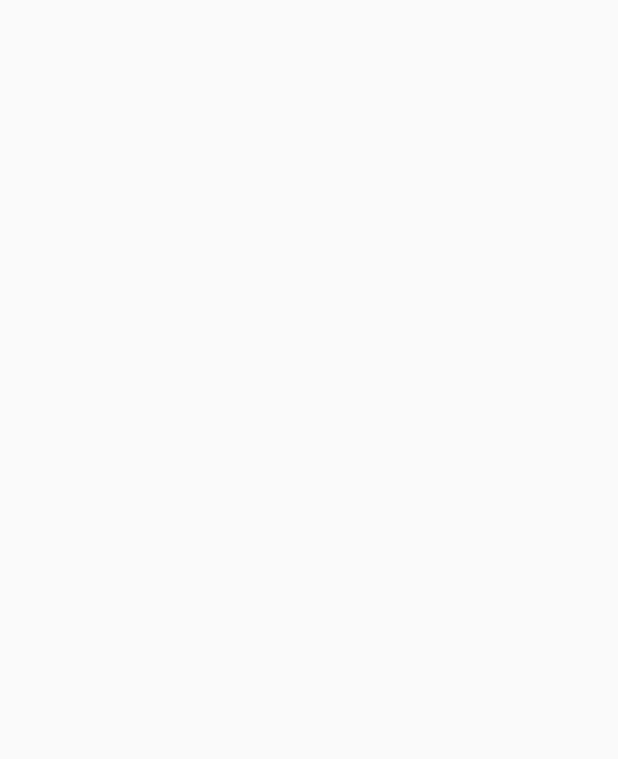
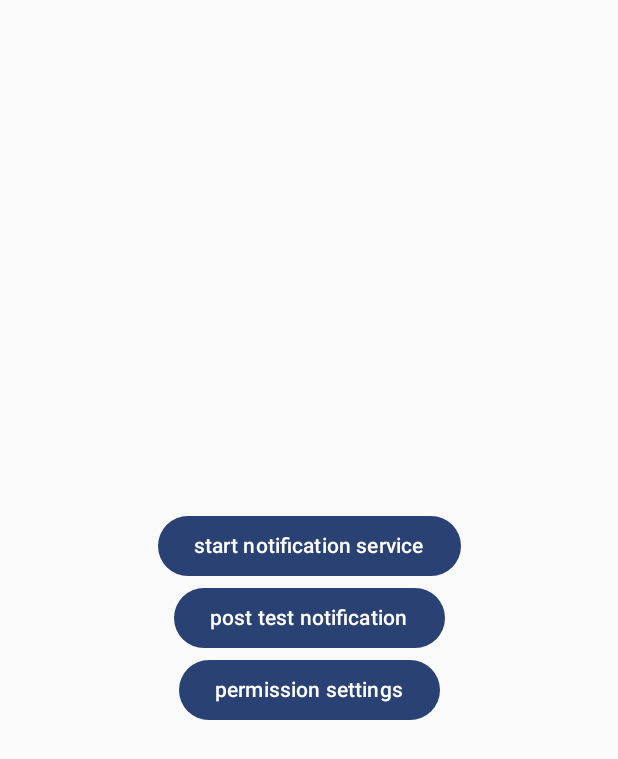
Before and after one commit to HadiAgdam/Notisave, an Android app built with Jetpack Compose: the screen it shows after launch (MainActivity), on a phone screen of 412 x 824 dp. Before the commit the part shown is empty. Shown: the top 759 px of the screen. Run offline under Robolectric (Android 15) with nearby library versions, the phone set to English and light mode, and no system bars.

Commit message:
added listener

```diff
--- a/app/build.gradle.kts
+++ b/app/build.gradle.kts
@@ -6,12 +6,12 @@ plugins {
 
 android {
     namespace = "ir.hadiagdamapps.notisave"
-    compileSdk = 34
+    compileSdk = 35
 
     defaultConfig {
         applicationId = "ir.hadiagdamapps.notisave"
         minSdk = 24
-        targetSdk = 34
+        targetSdk = 35
         versionCode = 1
         versionName = "1.0"
 
--- a/app/src/main/java/ir/hadiagdamapps/notisave/MainActivity.kt
+++ b/app/src/main/java/ir/hadiagdamapps/notisave/MainActivity.kt
@@ -1,16 +1,25 @@
 package ir.hadiagdamapps.notisave
 
+import android.content.Intent
 import android.os.Bundle
+import android.provider.Settings
 import androidx.activity.ComponentActivity
 import androidx.activity.compose.setContent
 import androidx.activity.enableEdgeToEdge
+import androidx.compose.foundation.layout.Arrangement
+import androidx.compose.foundation.layout.Box
+import androidx.compose.foundation.layout.Column
 import androidx.compose.foundation.layout.fillMaxSize
 import androidx.compose.foundation.layout.padding
+import androidx.compose.material3.Button
 import androidx.compose.material3.Scaffold
 import androidx.compose.material3.Text
 import androidx.compose.runtime.Composable
+import androidx.compose.ui.Alignment
 import androidx.compose.ui.Modifier
 import androidx.compose.ui.tooling.preview.Preview
+import ir.hadiagdamapps.notisave.service.NotiService
+import ir.hadiagdamapps.notisave.test.TestNotification
 import ir.hadiagdamapps.notisave.ui.theme.NotisaveTheme
 
 class MainActivity : ComponentActivity() {
@@ -19,7 +28,23 @@ class MainActivity : ComponentActivity() {
         enableEdgeToEdge()
         setContent {
             NotisaveTheme {
+                Column (modifier = Modifier.fillMaxSize(), horizontalAlignment = Alignment.CenterHorizontally, verticalArrangement = Arrangement.Center) {
+                    Button(onClick = {
+                        val intent = Intent(this@MainActivity, NotiService::class.java)
+                        startService(intent)
+                    }) {
+                        Text("start notification service")
+                    }
 
+                    Button(onClick = {
+                        TestNotification(this@MainActivity).post()
+                    }) { Text("post test notification") }
+
+                    Button(onClick = {
+                        val intent = Intent(Settings.ACTION_NOTIFICATION_LISTENER_SETTINGS)
+                        startActivity(intent)
+                    }) { Text("permission settings") }
+                }
             }
         }
     }
--- /dev/null
+++ b/app/src/main/java/ir/hadiagdamapps/notisave/notification/NotiChannel.kt
@@ -0,0 +1,19 @@
+package ir.hadiagdamapps.notisave.notification
+
+import android.app.NotificationManager
+
+enum class NotiChannel(
+    val id: String,
+    val channelName: String,
+    val description: String,
+    val importance: Int
+) {
+
+    SERVICE_NOTIFICATION_CHANNEL(
+        id = "service channel",
+        channelName = "Service",
+        description = "This is for keeping service alive",
+        importance = NotificationManager.IMPORTANCE_LOW
+    )
+
+}
--- /dev/null
+++ b/app/src/main/java/ir/hadiagdamapps/notisave/utils/Extention.kt
@@ -0,0 +1,10 @@
+package ir.hadiagdamapps.notisave.utils
+
+import android.app.NotificationChannel
+import androidx.annotation.RequiresApi
+import ir.hadiagdamapps.notisave.notification.NotiChannel
+
+@RequiresApi(26)
+fun NotificationChannel(channel: NotiChannel): NotificationChannel {
+    return NotificationChannel(channel.id, channel.channelName, channel.importance).apply { description = channel.description }
+}
--- /dev/null
+++ b/app/src/main/java/ir/hadiagdamapps/notisave/utils/NotiSaveApp.kt
@@ -0,0 +1,26 @@
+package ir.hadiagdamapps.notisave.utils
+
+import android.app.Application
+import android.app.NotificationChannel
+import android.app.NotificationManager
+import android.os.Build
+import androidx.annotation.RequiresApi
+import ir.hadiagdamapps.notisave.notification.NotiChannel
+
+class NotiSaveApp : Application() {
+
+    private fun createNotificationChannel() {
+        if (Build.VERSION.SDK_INT >= Build.VERSION_CODES.O) {
+            val channel = NotificationChannel(NotiChannel.SERVICE_NOTIFICATION_CHANNEL)
+
+            val notificationManager: NotificationManager = getSystemService(NotificationManager::class.java)
+            notificationManager.createNotificationChannel(channel)
+        }
+    }
+
+    override fun onCreate() {
+        super.onCreate()
+        createNotificationChannel()
+    }
+
+}
```
Also changed, not shown: app/src/main/AndroidManifest.xml (+18 -1 lines), app/src/main/java/ir/hadiagdamapps/notisave/broadcast/NotiListener.kt (added, +29 -0 lines), app/src/main/java/ir/hadiagdamapps/notisave/service/NotiService.kt (added, +44 -0 lines), app/src/main/java/ir/hadiagdamapps/notisave/test/TestNotification.kt (added, +66 -0 lines).
